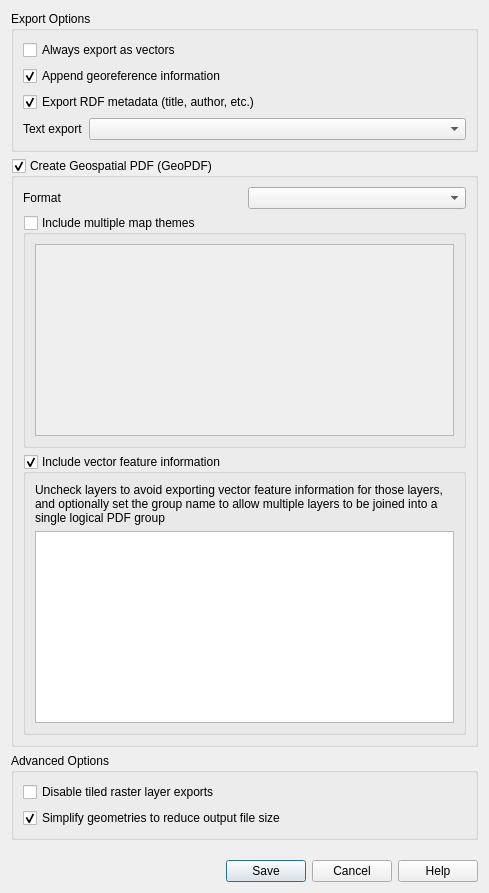
Old version of the form src/ui/layout/qgspdfexportoptions.ui in the repository qgis/QGIS.
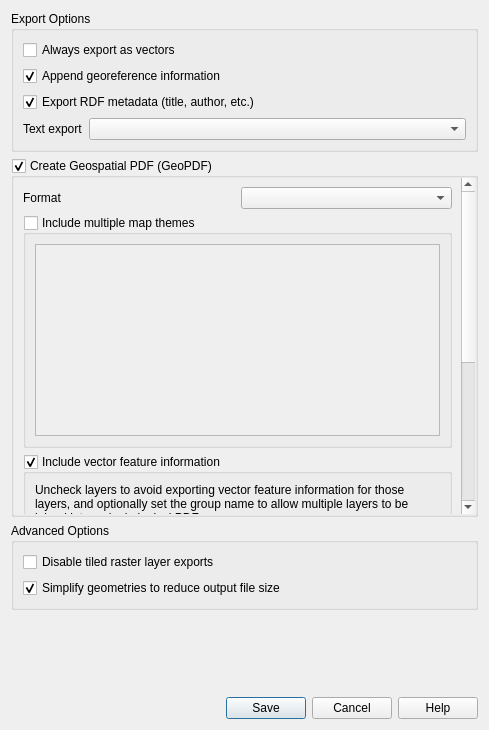
New version of the form. Custom widgets are drawn as their Qt base class.

Commit message: add scrollarea to layout's pdf export options dialog (fix #33417)

Patch:
```diff
--- a/src/ui/layout/qgspdfexportoptions.ui
+++ b/src/ui/layout/qgspdfexportoptions.ui
@@ -7,7 +7,7 @@
     <x>0</x>
     <y>0</y>
     <width>489</width>
-    <height>484</height>
+    <height>730</height>
    </rect>
   </property>
   <property name="windowTitle">
@@ -75,6 +75,36 @@
       <bool>true</bool>
      </property>
      <layout class="QVBoxLayout" name="verticalLayout_2">
+      <property name="leftMargin">
+       <number>0</number>
+      </property>
+      <property name="topMargin">
+       <number>0</number>
+      </property>
+      <property name="rightMargin">
+       <number>0</number>
+      </property>
+      <property name="bottomMargin">
+       <number>0</number>
+      </property>
+      <item>
+       <widget class="QgsScrollArea" name="scrollArea">
+        <property name="frameShape">
+         <enum>QFrame::NoFrame</enum>
+        </property>
+        <property name="widgetResizable">
+         <bool>true</bool>
+        </property>
+        <widget class="QWidget" name="scrollAreaWidgetContents">
+         <property name="geometry">
+          <rect>
+           <x>0</x>
+           <y>-214</y>
+           <width>451</width>
+           <height>616</height>
+          </rect>
+         </property>
+         <layout class="QVBoxLayout" name="verticalLayout_6">
       <item>
        <widget class="QStackedWidget" name="mGeoPDFOptionsStackedWidget">
         <property name="sizePolicy">
@@ -184,6 +214,26 @@
         </widget>
        </widget>
       </item>
+          <item>
+           <spacer name="verticalSpacer">
+            <property name="orientation">
+             <enum>Qt::Vertical</enum>
+            </property>
+            <property name="sizeType">
+             <enum>QSizePolicy::Expanding</enum>
+            </property>
+            <property name="sizeHint" stdset="0">
+             <size>
+              <width>20</width>
+              <height>40</height>
+             </size>
+            </property>
+           </spacer>
+          </item>
+         </layout>
+        </widget>
+       </widget>
+      </item>
      </layout>
     </widget>
    </item>
@@ -254,6 +304,12 @@
    <header>qgscollapsiblegroupbox.h</header>
    <container>1</container>
   </customwidget>
+  <customwidget>
+   <class>QgsScrollArea</class>
+   <extends>QScrollArea</extends>
+   <header>qgsscrollarea.h</header>
+   <container>1</container>
+  </customwidget>
  </customwidgets>
  <tabstops>
   <tabstop>mForceVectorCheckBox</tabstop>
```
Lines whose indentation alone changed are shown as unchanged.
